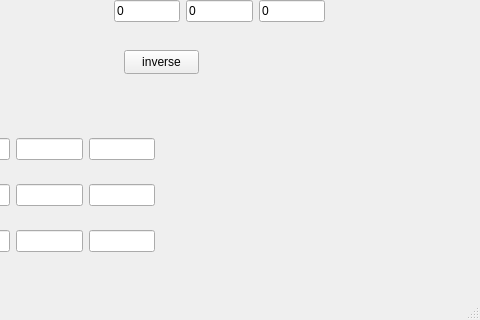
The window that mainwindow.ui (Lunatic2339/calculator) describes before a commit, drawn with Qt 5; both pictures show x 386 to 866 and y 159 to 479 of the 866 by 479 pixel window.
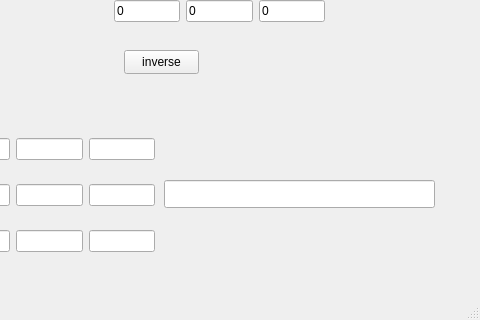
The same window after the commit.

What changed in the file:
```diff
--- a/mainwindow.ui
+++ b/mainwindow.ui
@@ -304,6 +304,19 @@
      <string>x</string>
     </property>
    </widget>
+   <widget class="QLineEdit" name="inputBox7_3">
+    <property name="geometry">
+     <rect>
+      <x>550</x>
+      <y>320</y>
+      <width>271</width>
+      <height>28</height>
+     </rect>
+    </property>
+    <property name="text">
+     <string/>
+    </property>
+   </widget>
   </widget>
   <widget class="QMenuBar" name="menubar">
    <property name="geometry">
```
